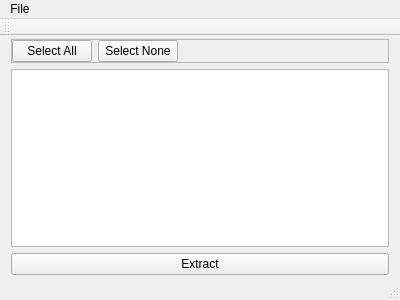
Old version of the form ui/mainwindow.ui in the repository matortheeternal/bae.
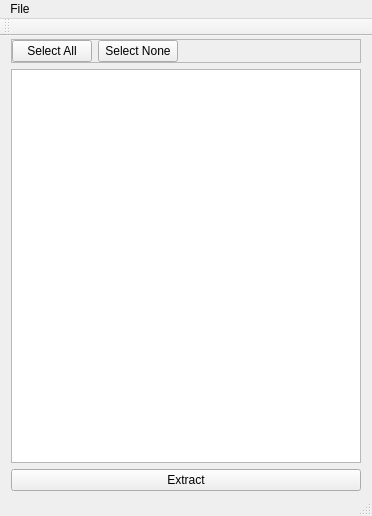
New version of the form.

What changed in the file:
```diff
--- a/ui/mainwindow.ui
+++ b/ui/mainwindow.ui
@@ -6,10 +6,16 @@
    <rect>
     <x>0</x>
     <y>0</y>
-    <width>400</width>
-    <height>300</height>
+    <width>372</width>
+    <height>516</height>
    </rect>
   </property>
+  <property name="minimumSize">
+   <size>
+    <width>360</width>
+    <height>480</height>
+   </size>
+  </property>
   <widget class="QWidget" name="centralWidget">
    <layout class="QVBoxLayout" name="verticalLayout">
     <property name="topMargin">
@@ -86,7 +92,7 @@
     <rect>
      <x>0</x>
      <y>0</y>
-     <width>400</width>
+     <width>372</width>
      <height>21</height>
     </rect>
    </property>
```
